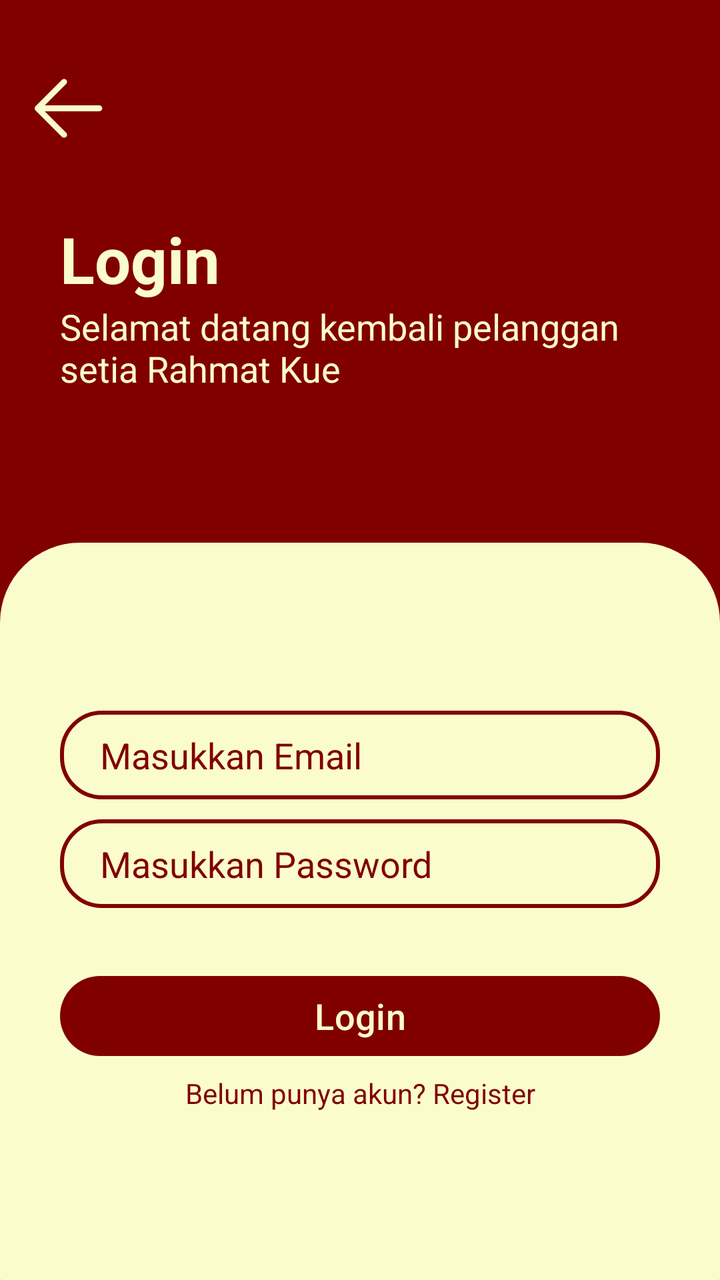
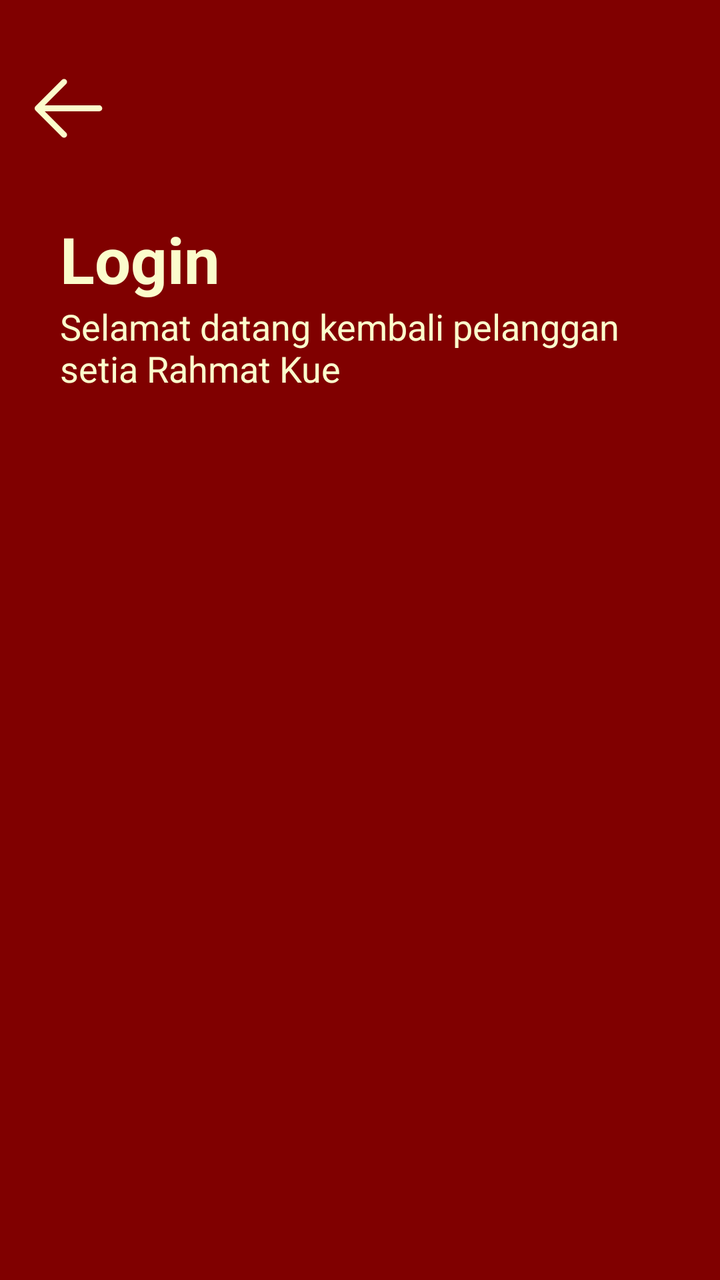

An Android layout rendered at two revisions. The XML below is the earlier revision; the diff shows what the commit changed to produce the second picture.
<!-- AndroidManifest.xml: application theme Theme.RahmatBakery -->
<!-- res/layout/activity_login.xml -->
<?xml version="1.0" encoding="utf-8"?>
<LinearLayout xmlns:android="http://schemas.android.com/apk/res/android"
    xmlns:app="http://schemas.android.com/apk/res-auto"
    xmlns:tools="http://schemas.android.com/tools"
    android:id="@+id/main"
    android:layout_width="match_parent"
    android:layout_height="match_parent"
    tools:context=".LoginActivity"
    android:orientation="vertical"
    android:background="@drawable/tes_gradient"
        android:paddingTop="30dp"
    >

    <ImageButton
        android:id="@+id/back"
        android:layout_width="wrap_content"
        android:layout_height="48dp"
        android:contentDescription="TODO"
        android:src="@drawable/back"
        android:paddingHorizontal="10dp"
        android:background="@color/maroon"
        />


    <TextView
        android:layout_width="wrap_content"
        android:layout_height="wrap_content"
        android:textColor="@color/krem"
        android:text="Login"
        android:textStyle="bold"
        android:paddingHorizontal="30dp"
        android:textSize="32sp"
        android:layout_marginTop="30dp"
        />
    <TextView
        android:layout_width="wrap_content"
        android:layout_height="wrap_content"
        android:textColor="@color/krem"
        android:text="@string/deskLogin"
        android:textSize="18sp"
        android:layout_marginBottom="25dp"
        android:paddingHorizontal="30dp"
        />









    <LinearLayout
    android:background="@drawable/card_login_reg"
    android:layout_marginTop="50dp"
        android:gravity="center"
        android:layout_width="match_parent"
        android:layout_height="match_parent"
        android:orientation="vertical"
        android:paddingHorizontal="30dp">

        <EditText
            android:layout_width="match_parent"
            android:layout_height="wrap_content"
            android:hint="Masukkan Email"
            android:textColor="@color/maroon"
            android:background="@drawable/input_rounded"
            android:textColorHint="@color/maroon"
            />
        <EditText
            android:textColorHint="@color/maroon"
            android:layout_marginTop="10dp"
            android:layout_width="match_parent"
            android:layout_height="wrap_content"
            android:hint="Masukkan Password"
            android:textColor="@color/maroon"
            android:background="@drawable/input_rounded"
            />
        <Button
            android:layout_marginTop="30dp"
            android:layout_width="match_parent"
            android:layout_height="wrap_content"
            android:textColor="@color/krem"
            android:text="Login"
            android:textSize="18sp"
            />
        <TextView
            android:id="@+id/keRegis"
            android:layout_marginTop="5sp"
            android:layout_width="match_parent"
            android:layout_height="wrap_content"
            android:textColor="@color/maroon"
            android:text="Belum punya akun? Register"
            android:textAlignment="center"/>

    </LinearLayout>


</LinearLayout>
<!-- resources referenced by this layout -->
<resources>
  <color name="krem">#FBFCCC</color>
  <color name="maroon">#800000</color>
  <!-- drawable back (drawable) -->
  <vector xmlns:android="http://schemas.android.com/apk/res/android"
      android:width="47dp"
      android:height="47dp"
      android:viewportWidth="47"
      android:viewportHeight="47">
    <path
        android:pathData="M10.281,22.031H39.656C40.046,22.031 40.419,22.186 40.695,22.461C40.97,22.737 41.125,23.111 41.125,23.5C41.125,23.889 40.97,24.263 40.695,24.539C40.419,24.814 40.046,24.969 39.656,24.969H10.281C9.892,24.969 9.518,24.814 9.243,24.539C8.967,24.263 8.813,23.889 8.813,23.5C8.813,23.111 8.967,22.737 9.243,22.461C9.518,22.186 9.892,22.031 10.281,22.031Z"
        android:fillColor="#FBFCCC"/>
    <path
        android:pathData="M10.889,23.5L23.071,35.679C23.347,35.955 23.502,36.329 23.502,36.719C23.502,37.109 23.347,37.483 23.071,37.758C22.795,38.034 22.421,38.189 22.031,38.189C21.641,38.189 21.267,38.034 20.991,37.758L7.773,24.54C7.636,24.403 7.527,24.241 7.453,24.063C7.379,23.884 7.341,23.693 7.341,23.5C7.341,23.307 7.379,23.115 7.453,22.937C7.527,22.758 7.636,22.597 7.773,22.46L20.991,9.241C21.267,8.965 21.641,8.811 22.031,8.811C22.421,8.811 22.795,8.965 23.071,9.241C23.347,9.517 23.502,9.891 23.502,10.281C23.502,10.671 23.347,11.045 23.071,11.321L10.889,23.5Z"
        android:fillColor="#FBFCCC"/>
  </vector>
  <!-- drawable card_login_reg (drawable) -->
  <?xml version="1.0" encoding="utf-8"?>
  <shape xmlns:android="http://schemas.android.com/apk/res/android">
      <solid android:color="@color/krem" />
  
      <padding android:left="10dp" android:top="10dp" android:right="10dp" android:bottom="10dp" />
      <corners android:topLeftRadius="40dp" android:topRightRadius="40dp"
          android:bottomLeftRadius="0.1dp" android:bottomRightRadius="0.1dp"/>
  </shape>
  <!-- drawable input_rounded (drawable) -->
  <?xml version="1.0" encoding="UTF-8"?>
  <shape xmlns:android="http://schemas.android.com/apk/res/android">
      <solid android:color="@color/krem"/>
      <corners android:radius="20dp" />
      <padding android:left="20dp" android:top="10dp"
          android:right="20dp" android:bottom="10dp" />
      <stroke android:color="@color/maroon" android:width="2dp" />
  </shape>
  <!-- drawable tes_gradient (drawable) -->
  <?xml version="1.0" encoding="utf-8"?>
  <shape xmlns:android="http://schemas.android.com/apk/res/android">
      <gradient
          android:type="linear"
          android:angle="90"
          android:endColor="@color/maroon"
          android:startColor="@color/maroon" />
  </shape>
  <string name="deskLogin">Selamat datang kembali pelanggan setia Rahmat Kue</string>
  <style name="Theme.RahmatBakery" parent="Base.Theme.RahmatBakery" />
  <style name="Base.Theme.RahmatBakery" parent="Theme.Material3.DayNight.NoActionBar">
          
           <item name="colorPrimary">@color/maroon</item>
          <item name="colorOnPrimary">@color/white</item>
          <item name="colorSecondary">@color/maroon</item>
          <item name="colorOnSecondary">@color/white</item>
      </style>
  <color name="white">#FFFFFFFF</color>
</resources>

<!-- the commit's change to res/layout/activity_login.xml (unified diff, before → after) -->
@@ -50,9 +50,20 @@
 
 
 
+    <androidx.cardview.widget.CardView
+        android:id="@+id/cardlogin"
+        android:layout_width="match_parent"
+        android:layout_height="match_parent"
+        android:layout_marginTop="50dp"
+        android:backgroundTint="@color/maroon"
+        app:cardElevation="8dp"
+        android:translationY="200dp"
+        android:alpha="0"
+        >
+
+
     <LinearLayout
-    android:background="@drawable/card_login_reg"
-    android:layout_marginTop="50dp"
+        android:background="@drawable/card_login_reg"
         android:gravity="center"
         android:layout_width="match_parent"
         android:layout_height="match_parent"
@@ -77,6 +88,7 @@
             android:background="@drawable/input_rounded"
             />
         <Button
+            android:id="@+id/btnLogin"
             android:layout_marginTop="30dp"
             android:layout_width="match_parent"
             android:layout_height="wrap_content"
@@ -94,6 +106,7 @@
             android:textAlignment="center"/>
 
     </LinearLayout>
+    </androidx.cardview.widget.CardView>
 
 
 </LinearLayout>
